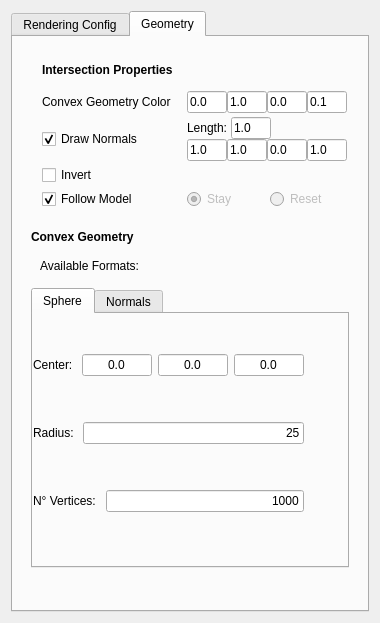
Above: Rendering/Renderers/ConvexGeometryIntersectionRenderer/convexgeometryintersectionrendererconfig.ui from PlusLabUChile/Camaron3D before the change. Below: the same form after it.
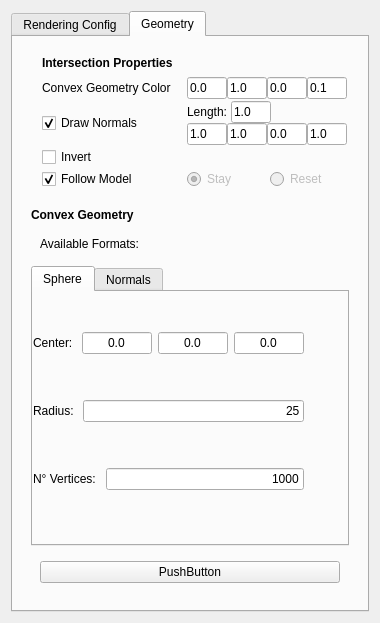
That is the form after the change.

Commit message: add: Set figures values of ConvexGeometryConfigRenderer when is selected - This changes  when changeRenderer() is called - Update Widget and controller values

```diff
--- a/Rendering/Renderers/ConvexGeometryIntersectionRenderer/convexgeometryintersectionrendererconfig.ui
+++ b/Rendering/Renderers/ConvexGeometryIntersectionRenderer/convexgeometryintersectionrendererconfig.ui
@@ -1176,7 +1176,15 @@
           </item>
           <item>
            <widget class="QWidget" name="widget" native="true">
-            <layout class="QHBoxLayout" name="horizontalLayout"/>
+            <layout class="QHBoxLayout" name="horizontalLayout">
+             <item>
+              <widget class="QPushButton" name="resetValuesButton">
+               <property name="text">
+                <string>PushButton</string>
+               </property>
+              </widget>
+             </item>
+            </layout>
            </widget>
           </item>
          </layout>
```
The commit also changes 6 other files.
